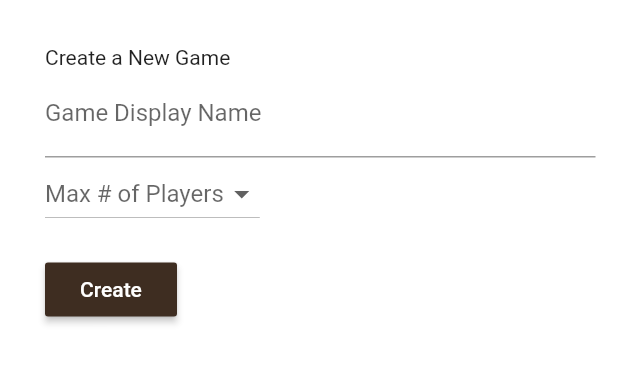
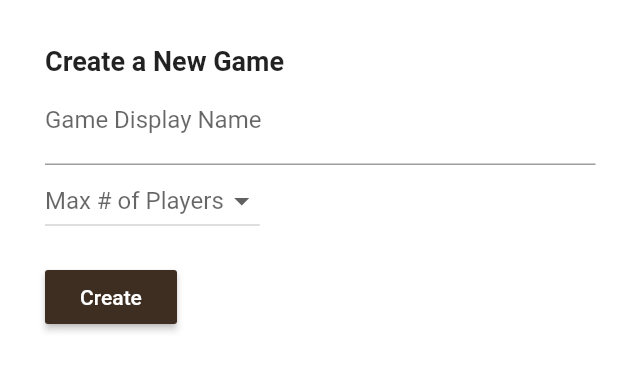
Before and after one commit to partnercloudsupport/ticket-to-ride, a Flutter app: the CreateGameFragment widget shown alone on an empty page, opened directly with empty values, on a phone screen of 412 x 824 dp. Shown: the top 371 px of the screen. Run offline on Flutter 3.47's test engine with Material 2 defaults, Android fonts, the phone set to English and light mode, and no system bars; our stand-ins replace fluttertoast; missing offline and left inert: protobuf; statements that could not run were skipped.

Commit message:
fixed loading games bug, styling

```diff
--- a/lib/fragments/create_game_fragment.dart
+++ b/lib/fragments/create_game_fragment.dart
@@ -77,7 +77,7 @@ class _CreateGameFragmentState extends State<CreateGameFragment> {
         child: Column(
           crossAxisAlignment: CrossAxisAlignment.start,
           children: <Widget>[
-            Text('Create a New Game'),
+            Text('Create a New Game', style: TextStyle(fontWeight: FontWeight.bold, fontSize: 18.0)),
             displayNameInput,
             maxPlayersInput,
             createButton
```
Also changed, not shown: lib/fragments/game_list_fragment.dart (+6 -2 lines), lib/game_selection_page.dart (+12 -2 lines).
